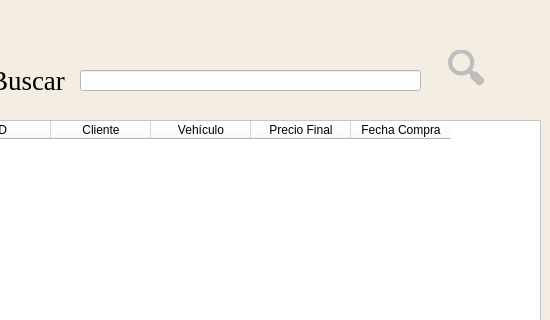
The window that src/gui/ventas.ui (GabrielTrejo1/Prueba) describes before a commit, drawn with Qt 5; both pictures show x 730 to 1280 and y 0 to 320 of the 1280 by 728 pixel window.
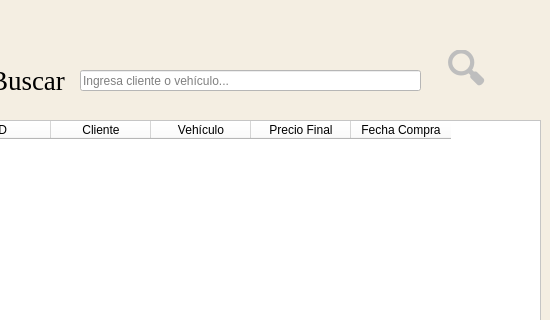
The same window after the commit. Icons and pictures are not drawn.

Commit message: Cambios menores

The edit to the form file:
```diff
--- a/src/gui/ventas.ui
+++ b/src/gui/ventas.ui
@@ -805,6 +805,9 @@
     <property name="styleSheet">
      <string notr="true">background-color: rgb(255, 255, 255);</string>
     </property>
+    <property name="placeholderText">
+     <string>Ingresa cliente o vehículo...</string>
+    </property>
    </widget>
    <widget class="QLabel" name="label_12">
     <property name="geometry">
```
Left out of the diff: 6 changed lines with no effect on the pictures. The commit also changes 2 other files.
